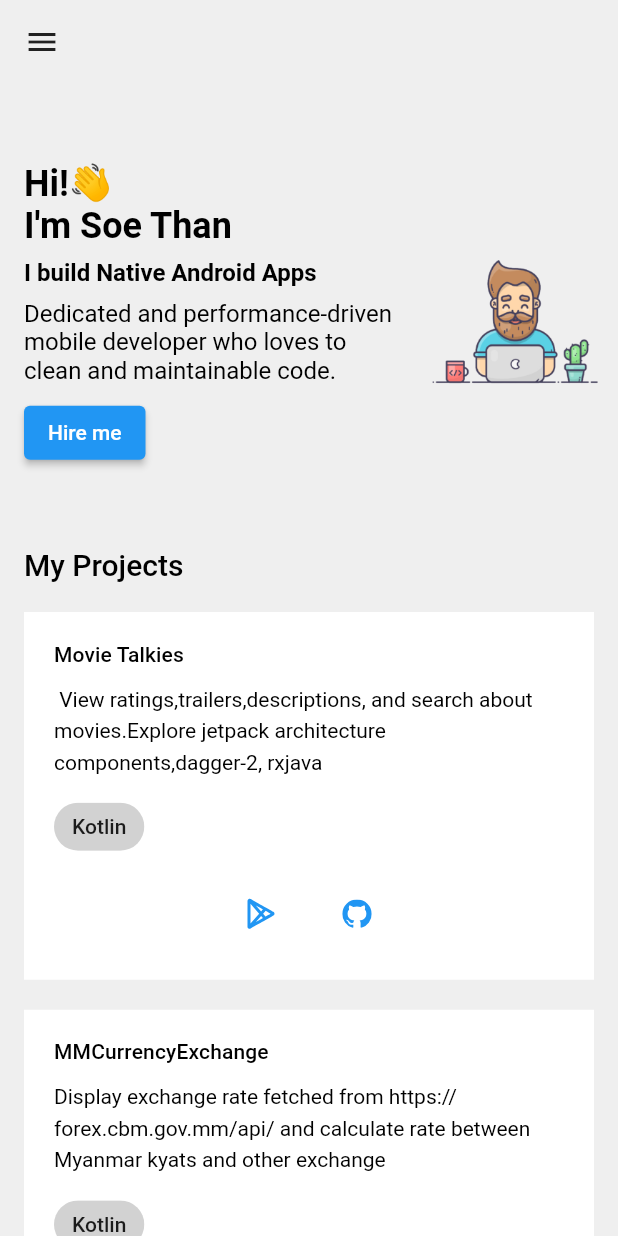
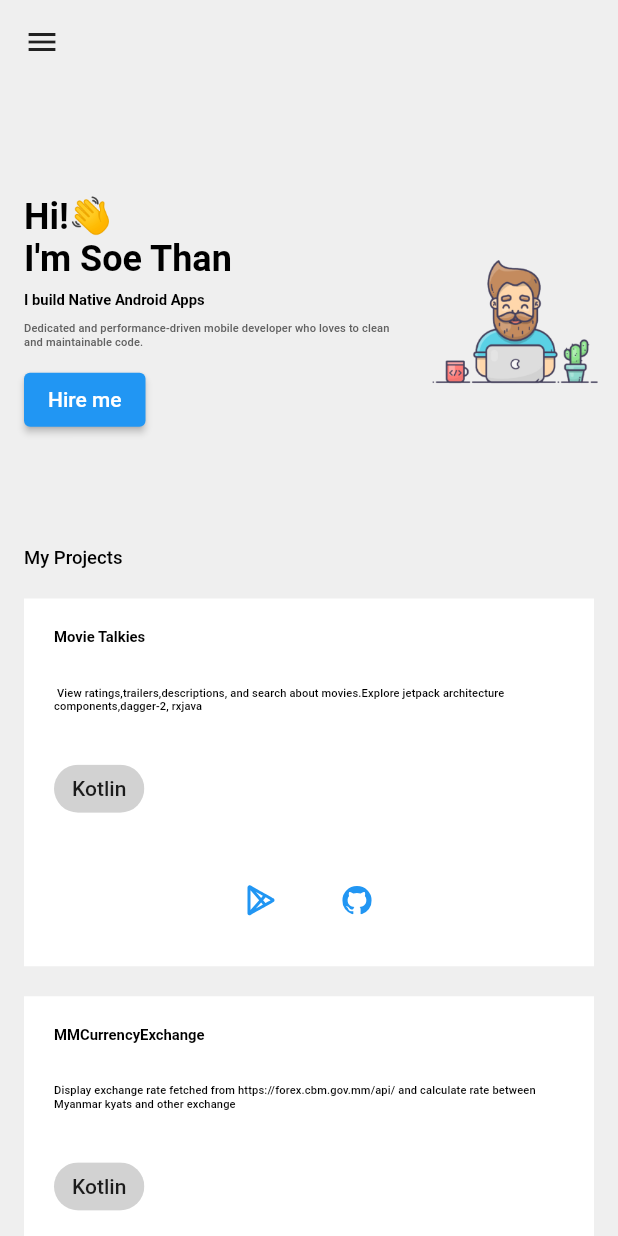
Before and after one commit to soethan98/Responsive-Portfolio, a Flutter app: the screen it shows after launch, on a phone screen of 412 x 824 dp. Run offline on Flutter 3.47's test engine with Material 2 defaults, Android fonts, the phone set to English and light mode, and no system bars; drawn by our look-alikes of animated_text_kit; our stand-ins replace flutter_svg, google_fonts, url_launcher_web; missing offline and left inert: dev_icons; Roboto replaces fonts that are missing (Ubuntu).

Commit message:
Add text sstyling

```diff
--- a/lib/providers/theme_provider.dart
+++ b/lib/providers/theme_provider.dart
@@ -1,16 +1,16 @@
 import 'package:flutter/material.dart';
-import 'package:portfolio_website/utils/utils.dart';
+import 'package:portfolio_website/utils/styling.dart' as style;
 
 class ThemeProvider with ChangeNotifier {
-   ThemeData _themeData = lightTheme;
+   ThemeData _themeData = style.lightTheme;
   ThemeData get currentThemeData => _themeData;
 
 
   void toggleTheme() {
-    if (currentThemeData == lightTheme) {
-      _themeData = darkTheme;
+    if (currentThemeData == style.lightTheme) {
+      _themeData = style.darkTheme;
     } else {
-      _themeData = lightTheme;
+      _themeData = style.lightTheme;
     }
 
     notifyListeners();
--- a/lib/screens/home/components/home_banner.dart
+++ b/lib/screens/home/components/home_banner.dart
@@ -1,5 +1,6 @@
 import 'package:animated_text_kit/animated_text_kit.dart';
 import 'package:flutter/material.dart';
+import 'package:portfolio_website/utils/constants.dart';
 import 'package:portfolio_website/utils/responsive.dart';
 import '../../../extensions/extension.dart';
 
@@ -31,19 +32,24 @@ class HomeBanner extends StatelessWidget {
                             fontWeight: FontWeight.bold,
                           ),
                     ),
+                    // const Spacer(),
                     const SizedBox(
                       height: 8,
                     ),
-                    MyBuildAnimatedText(),
+                    const MyBuildAnimatedText(),
+                    // const Spacer(),
                     const SizedBox(
                       height: 8,
                     ),
                     Text(
-                      "Dedicated and performance-driven mobile developer who loves to clean and maintainable code.",
-                      style: Theme.of(context).textTheme.subtitle1?.copyWith(),
-                    ),
+                        "Dedicated and performance-driven mobile developer who loves to clean and maintainable code.",
+                        style: Theme.of(context)
+                            .textTheme
+                            .subtitle2
+                            ?.copyWith(color: Colors.grey[700])),
+
                     const SizedBox(
-                      height: 8,
+                      height: 10,
                     ),
                     ElevatedButton(
                         style: Theme.of(context)
@@ -51,22 +57,18 @@ class HomeBanner extends StatelessWidget {
                             .style
                             ?.copyWith(
                                 elevation: MaterialStateProperty.all(12)),
-                        // style: ButtonStyle(
-                        //   elevation: MaterialStateProperty.all(12),
-                        // ),
                         onPressed: () {
                           Uri(
                             scheme: 'mailto',
                             path: 'soethan762@gmail.com',
                           ).toString().launchURL();
 
-                          // launch(emailLaunchUri.toString());
                         },
                         child: const Text('Hire me'))
                   ],
                 ),
               )),
-          Expanded(flex: 1, child: Image.asset('assets/images/programmer.png'))
+          Expanded(flex: 1, child: Image.asset(programmer))
         ],
       ),
     );
--- a/lib/screens/home/components/project_card.dart
+++ b/lib/screens/home/components/project_card.dart
@@ -1,4 +1,3 @@
-import 'package:dev_icons/dev_icons.dart';
 import 'package:flutter/material.dart';
 import '../../../extensions/extension.dart';
 import 'package:flutter_svg/svg.dart';
@@ -24,7 +23,7 @@ class ProjectCard extends StatelessWidget {
             projectEntity.title,
             maxLines: 2,
             overflow: TextOverflow.ellipsis,
-            style: Theme.of(context).textTheme.subtitle2,
+            style: Theme.of(context).textTheme.subtitle1,
           ),
           const Spacer(),
           if (projectEntity.description != null)
@@ -32,7 +31,7 @@ class ProjectCard extends StatelessWidget {
               projectEntity.description!,
               maxLines: Responsive.isMobileLarge(context) ? 3 : 4,
               overflow: TextOverflow.ellipsis,
-              style: const TextStyle(height: 1.5),
+              style: Theme.of(context).textTheme.subtitle2,
             ),
           const Spacer(),
           Chip(label: Text(projectEntity.baseLang)),
@@ -44,13 +43,13 @@ class ProjectCard extends StatelessWidget {
                 TextButton(
                     onPressed: () => projectEntity.playstoreUrl?.launchURL(),
                     child: SvgPicture.asset(
-                      "assets/icons/playstore.svg",
+                      playstore,
                       color: Theme.of(context).colorScheme.secondary,
                     )),
               if (projectEntity.githubUrl != null)
                 TextButton(
                     onPressed: () => projectEntity.githubUrl?.launchURL(),
-                    child: SvgPicture.asset("assets/icons/github.svg",
+                    child: SvgPicture.asset(github,
                         color: Theme.of(context).colorScheme.secondary)),
             ],
           )
--- a/lib/utils/constants.dart
+++ b/lib/utils/constants.dart
@@ -12,8 +12,13 @@ const Color lightPrimary = Color(0xFFf4f4f4);
 const Color darkPrimary = Colors.black;
 
 const Color lightAccent = Colors.blue;
-// const Color darkAccent = Colors.cyanAccent;
 
 const Color lightBG = Colors.white;
 const Color darkBG = Color(0xFF1f1f1f);
 const Color white = Colors.white;
+
+const String myProfile = 'assets/images/my_dp.jpg';
+const String programmer = 'assets/images/programmer.png';
+
+const String playstore = 'assets/icons/playstore.svg';
+const String github = 'assets/icons/github.svg';
--- a/lib/utils/styling.dart
+++ b/lib/utils/styling.dart
@@ -0,0 +1,44 @@
+import 'package:flutter/material.dart';
+import 'package:google_fonts/google_fonts.dart';
+import 'package:portfolio_website/utils/size_config.dart';
+
+import 'constants.dart';
+
+final lightTheme = ThemeData(
+    textTheme:  textTheme.apply(bodyColor: Colors.black),
+    brightness: Brightness.light,
+    cardColor: Colors.white,
+    scaffoldBackgroundColor: const Color(0xFFEFEFEF),
+    canvasColor: const Color(0xFFEFEFEF),
+    appBarTheme: const AppBarTheme(
+        color: Color(0xFFEFEFEF),
+        elevation: 0,
+        iconTheme: IconThemeData(color: darkLight)),
+    iconTheme: const IconThemeData(color: lightAccent));
+
+final darkTheme = ThemeData(
+    brightness: Brightness.dark,
+    backgroundColor: darkBG,
+    primaryColor: darkPrimary,
+    scaffoldBackgroundColor: darkBG,
+    iconTheme: const IconThemeData(color: lightAccent),
+    appBarTheme: const AppBarTheme(elevation: 0.0),
+    textTheme: textTheme.apply(bodyColor: Colors.white));
+
+final _kTextTheme = GoogleFonts.ubuntuTextTheme();
+
+final TextTheme textTheme = _kTextTheme.copyWith(subtitle1: _projTitle,subtitle2: _projDes,headline6: _sideBarName);
+
+
+
+final TextStyle _sideBarName = TextStyle(
+  fontSize: 1.5 * SizeConfig.textMultiplier,
+);
+
+final TextStyle _projDes = TextStyle(
+  fontSize: 0.9 * SizeConfig.textMultiplier,
+);
+
+final TextStyle _projTitle = TextStyle(
+    fontSize: 1.2 * SizeConfig.textMultiplier,
+    fontWeight: FontWeight.bold);
--- a/lib/utils/utils.dart
+++ /dev/null
@@ -1,27 +0,0 @@
-import 'package:flutter/material.dart';
-import 'package:google_fonts/google_fonts.dart';
-
-import 'constants.dart';
-
-final lightTheme = ThemeData(
-    textTheme: kTextTheme.apply(bodyColor: Colors.black),
-    brightness: Brightness.light,
-    cardColor: Colors.white,
-    scaffoldBackgroundColor: const Color(0xFFEFEFEF),
-    canvasColor: const Color(0xFFEFEFEF),
-    appBarTheme: const AppBarTheme(
-        color: Color(0xFFEFEFEF),
-        elevation: 0,
-        iconTheme: IconThemeData(color: darkLight)),
-    iconTheme: const IconThemeData(color: lightAccent));
-
-final darkTheme = ThemeData(
-    brightness: Brightness.dark,
-    backgroundColor: darkBG,
-    primaryColor: darkPrimary,
-    scaffoldBackgroundColor: darkBG,
-    iconTheme: const IconThemeData(color: lightAccent),
-    appBarTheme: const AppBarTheme(elevation: 0.0),
-    textTheme:kTextTheme.apply(bodyColor: Colors.white));
-
-final kTextTheme = GoogleFonts.ubuntuTextTheme();
```
Also changed, not shown: lib/screens/main/components/my_info.dart (+5 -4 lines), assets/icons/behance.svg (deleted), assets/images/IMG_7344.jpg (deleted), assets/images/bg.jpeg (deleted).
